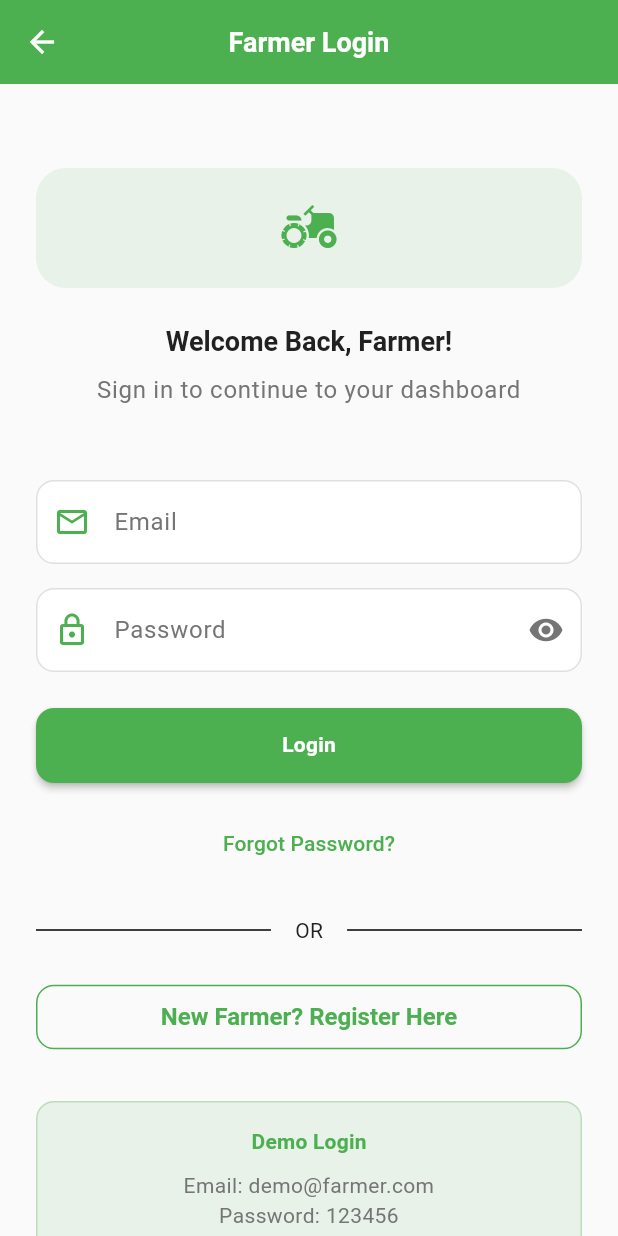
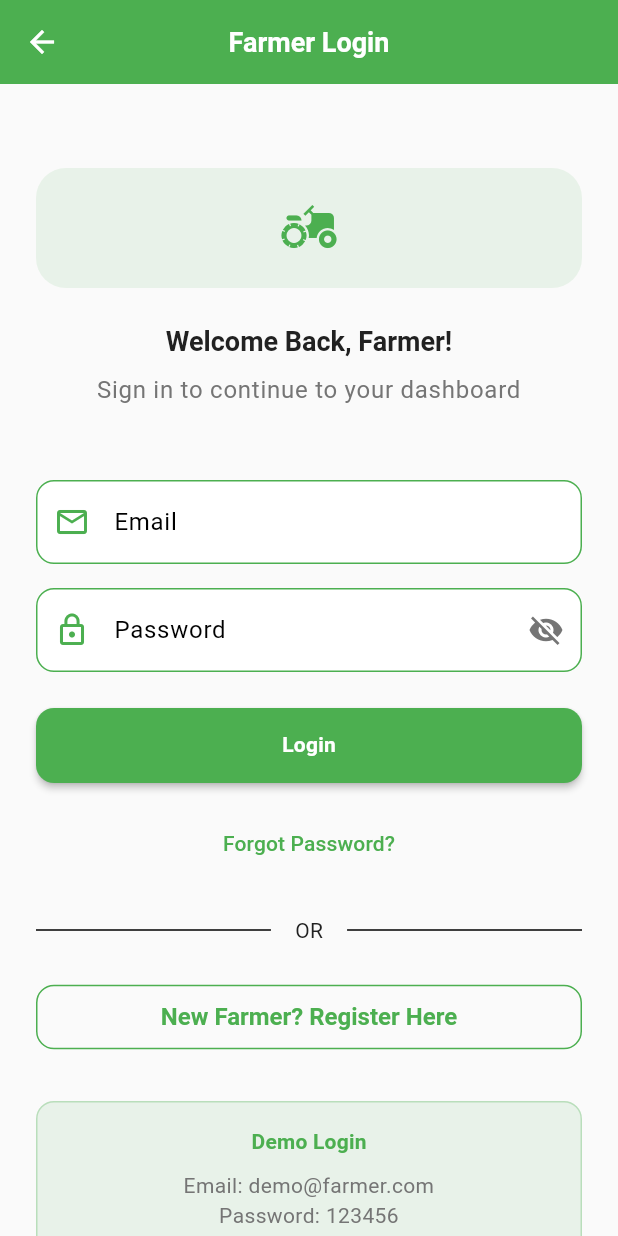
Before and after one commit to Lokesh-1511/SIH_AgriChain, a Flutter app: the screen it shows after launch, after a tap on "Farmer", on a phone screen of 412 x 824 dp. Run offline on Flutter 3.47's test engine with Material 3 defaults, Android fonts, the light colour scheme and no system bars; our stand-ins replace shared_preferences; accounts and stored records are empty.

Commit message:
Minor bugs are fixed

```diff
--- /dev/null
+++ b/devtools_options.yaml
@@ -0,0 +1,3 @@
+description: This file stores settings for Dart & Flutter DevTools.
+documentation: https://docs.flutter.dev/tools/devtools/extensions#configure-extension-enablement-states
+extensions:
--- a/lib/features/auth/screens/login_screen.dart
+++ b/lib/features/auth/screens/login_screen.dart
@@ -172,13 +172,22 @@ class _LoginScreenState extends State<LoginScreen> {
               TextFormField(
                 controller: _emailController,
                 keyboardType: TextInputType.emailAddress,
+                style: TextStyle(color: Colors.black),
                 decoration: InputDecoration(
                   labelText: 'Email',
+                  labelStyle: TextStyle(color: Colors.black),
                   prefixIcon: Icon(Icons.email_outlined, color: _roleColor),
-                  border: OutlineInputBorder(
-                    borderRadius: BorderRadius.circular(12),
+
+                  enabledBorder: OutlineInputBorder(
+                  borderRadius: BorderRadius.circular(12),
+                   borderSide: BorderSide(color: _roleColor, width: 1), // light grey border
+                  ),
+                  focusedBorder: OutlineInputBorder(
+                  borderRadius: BorderRadius.circular(12),
+                  borderSide: BorderSide(color: _roleColor, width: 2), // colored border when focused
                   ),
                 ),
+
                 validator: (value) {
                   if (value == null || value.isEmpty) {
                     return 'Please enter your email';
@@ -196,12 +205,14 @@ class _LoginScreenState extends State<LoginScreen> {
               TextFormField(
                 controller: _passwordController,
                 obscureText: !_isPasswordVisible,
+                style: TextStyle(color: Colors.black),
                 decoration: InputDecoration(
                   labelText: 'Password',
+                  labelStyle: TextStyle(color: Colors.black),
                   prefixIcon: Icon(Icons.lock_outline, color: _roleColor),
                   suffixIcon: IconButton(
                     icon: Icon(
-                      _isPasswordVisible ? Icons.visibility_off : Icons.visibility,
+                      _isPasswordVisible ? Icons.visibility : Icons.visibility_off,
                       color: AppColors.textSecondary,
                     ),
                     onPressed: () {
@@ -210,8 +221,13 @@ class _LoginScreenState extends State<LoginScreen> {
                       });
                     },
                   ),
-                  border: OutlineInputBorder(
-                    borderRadius: BorderRadius.circular(12),
+                  enabledBorder: OutlineInputBorder(
+                  borderRadius: BorderRadius.circular(12),
+                   borderSide: BorderSide(color: _roleColor, width: 1), // light grey border
+                  ),
+                  focusedBorder: OutlineInputBorder(
+                  borderRadius: BorderRadius.circular(12),
+                  borderSide: BorderSide(color: _roleColor, width: 2), // colored border when focused
                   ),
                 ),
                 validator: (value) {
```
Also changed, not shown: assets/images/img.txt (added).
